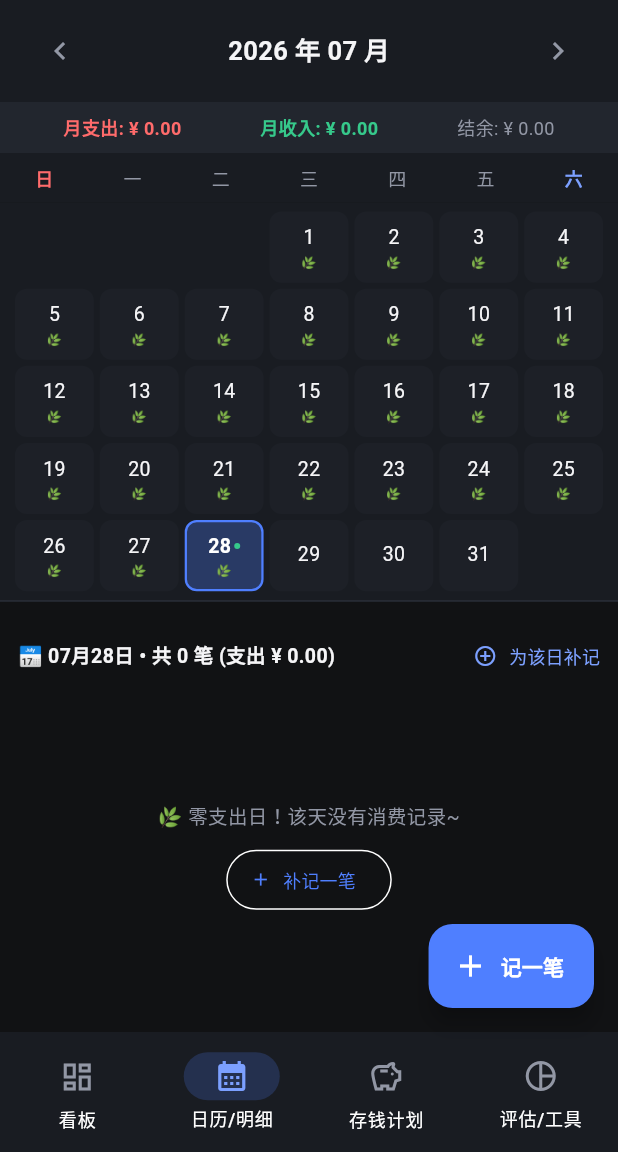
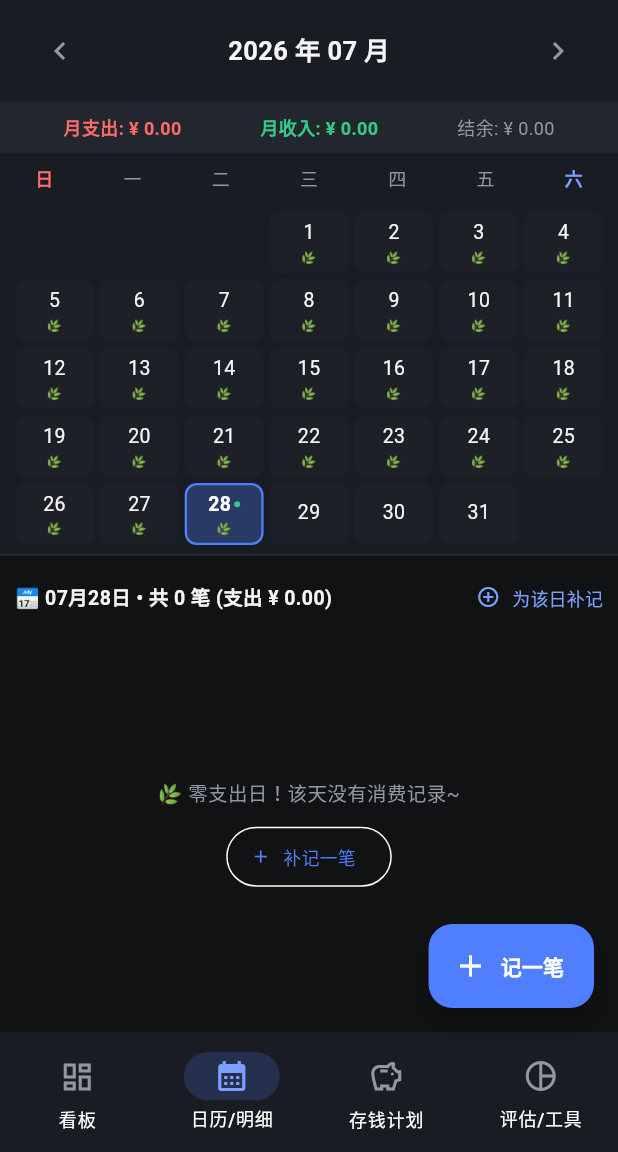
Before and after one commit to fenriarlab/PocketBudget, a Flutter app: the screen it shows after launch, item 2 of the bottom bar chosen, on a phone screen of 412 x 824 dp, the part 84-1236 px from its top. Run offline on Flutter 3.47's test engine with Material 3 defaults, Android fonts, the phone set to English and light mode, and no system bars; our stand-ins replace fl_chart, shared_preferences, sqflite; accounts and stored records are empty.

Commit message:
fix(ui): adjust calendar GridView aspect ratio and padding to fix 1.5px vertical overflow

```diff
--- a/lib/features/dashboard/presentation/screens/home_dashboard_screen.dart
+++ b/lib/features/dashboard/presentation/screens/home_dashboard_screen.dart
@@ -444,7 +444,7 @@ class _HomeDashboardScreenState extends State<HomeDashboardScreen> {
             itemCount: firstWeekday + daysInMonth,
             gridDelegate: const SliverGridDelegateWithFixedCrossAxisCount(
               crossAxisCount: 7,
-              childAspectRatio: 1.1,
+              childAspectRatio: 1.25,
             ),
             itemBuilder: (ctx, index) {
               if (index < firstWeekday) {
@@ -539,7 +539,7 @@ class _HomeDashboardScreenState extends State<HomeDashboardScreen> {
         // 5. Selected Date Details Section
         Expanded(
           child: Container(
-            padding: const EdgeInsets.all(12),
+            padding: const EdgeInsets.symmetric(horizontal: 10, vertical: 4),
             child: Column(
               crossAxisAlignment: CrossAxisAlignment.start,
               children: [
```
